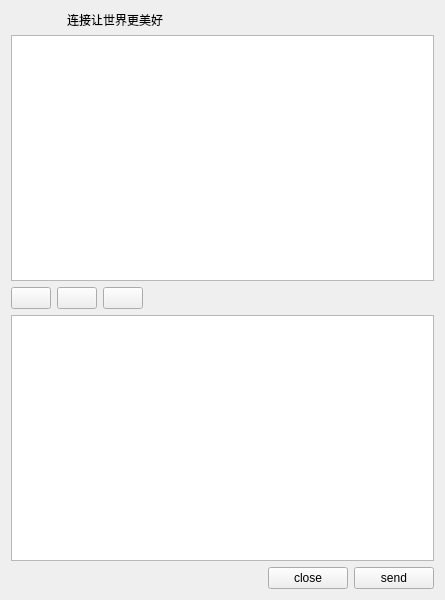
Qt form Qt-IM/chat.ui (XiaoZheng2003/BIT-QT-IM) before a commit.
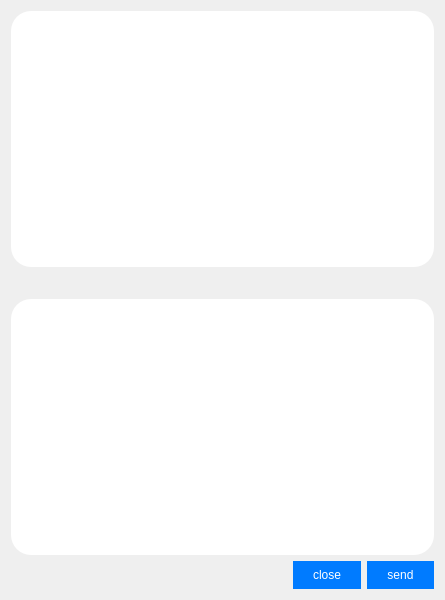
The same form after that commit. Icons and pictures are not drawn.

```diff
--- a/Qt-IM/chat.ui
+++ b/Qt-IM/chat.ui
@@ -13,60 +13,30 @@
   <property name="windowTitle">
    <string>ID:61026512</string>
   </property>
+  <property name="styleSheet">
+   <string notr="true">background-color: rgb(239, 239, 239);</string>
+  </property>
   <layout class="QHBoxLayout" name="horizontalLayout_5">
    <item>
     <layout class="QHBoxLayout" name="horizontalLayout_4" stretch="0">
      <item>
-      <layout class="QVBoxLayout" name="verticalLayout" stretch="0,0,0,0,0">
+      <layout class="QVBoxLayout" name="verticalLayout" stretch="0,0,0,0">
        <item>
-        <layout class="QHBoxLayout" name="horizontalLayout">
-         <item>
-          <widget class="QLabel" name="logo">
-           <property name="maximumSize">
-            <size>
-             <width>50</width>
-             <height>50</height>
-            </size>
-           </property>
-           <property name="text">
-            <string/>
-           </property>
-           <property name="textFormat">
-            <enum>Qt::AutoText</enum>
-           </property>
-           <property name="pixmap">
-            <pixmap resource="res.qrc">:/res/chat_4.png</pixmap>
-           </property>
-           <property name="scaledContents">
-            <bool>true</bool>
-           </property>
-           <property name="wordWrap">
-            <bool>false</bool>
-           </property>
-           <property name="margin">
-            <number>0</number>
-           </property>
-           <property name="openExternalLinks">
-            <bool>false</bool>
-           </property>
-          </widget>
-         </item>
-         <item>
-          <widget class="QLabel" name="label">
-           <property name="text">
-            <string>连接让世界更美好</string>
-           </property>
-          </widget>
-         </item>
-        </layout>
-       </item>
-       <item>
-        <widget class="QTextBrowser" name="messageTextBrowser"/>
+        <widget class="QTextBrowser" name="messageTextBrowser">
+         <property name="styleSheet">
+          <string notr="true">QTextBrowser { background-color: white; border: none; border-radius: 20px; }</string>
+         </property>
+        </widget>
        </item>
        <item>
         <layout class="QHBoxLayout" name="horizontalLayout_2">
          <item>
           <widget class="QPushButton" name="pushButton">
+           <property name="styleSheet">
+            <string notr="true">QPushButton { 
+border: none;
+ }</string>
+           </property>
            <property name="text">
             <string/>
            </property>
@@ -78,6 +48,11 @@
          </item>
          <item>
           <widget class="QPushButton" name="pushButton_2">
+           <property name="styleSheet">
+            <string notr="true">QPushButton { 
+border: none;
+ }</string>
+           </property>
            <property name="text">
             <string/>
            </property>
@@ -89,6 +64,11 @@
          </item>
          <item>
           <widget class="QPushButton" name="pushButton_3">
+           <property name="styleSheet">
+            <string notr="true">QPushButton { 
+border: none;
+ }</string>
+           </property>
            <property name="text">
             <string/>
            </property>
@@ -114,7 +94,11 @@
         </layout>
        </item>
        <item>
-        <widget class="QTextEdit" name="messageTextEdit"/>
+        <widget class="QTextEdit" name="messageTextEdit">
+         <property name="styleSheet">
+          <string notr="true">QTextEdit { background-color: white; border: none; border-radius: 20px; }</string>
+         </property>
+        </widget>
        </item>
        <item>
         <layout class="QHBoxLayout" name="horizontalLayout_3">
@@ -133,6 +117,9 @@
          </item>
          <item>
           <widget class="QPushButton" name="pushButton_4">
+           <property name="styleSheet">
+            <string notr="true">QPushButton {background-color: #007BFF; border-radius: 15px; padding: 7px 20px; color: white; border: none;}</string>
+           </property>
            <property name="text">
             <string>close</string>
            </property>
@@ -140,6 +127,9 @@
          </item>
          <item>
           <widget class="QPushButton" name="sendMsg">
+           <property name="styleSheet">
+            <string notr="true">QPushButton {background-color: #007BFF; border-radius: 15px; padding: 7px 20px; color: white; border: none;}</string>
+           </property>
            <property name="text">
             <string>send</string>
            </property>
```
Left out of the diff: 6 changed lines with no effect on the pictures.
